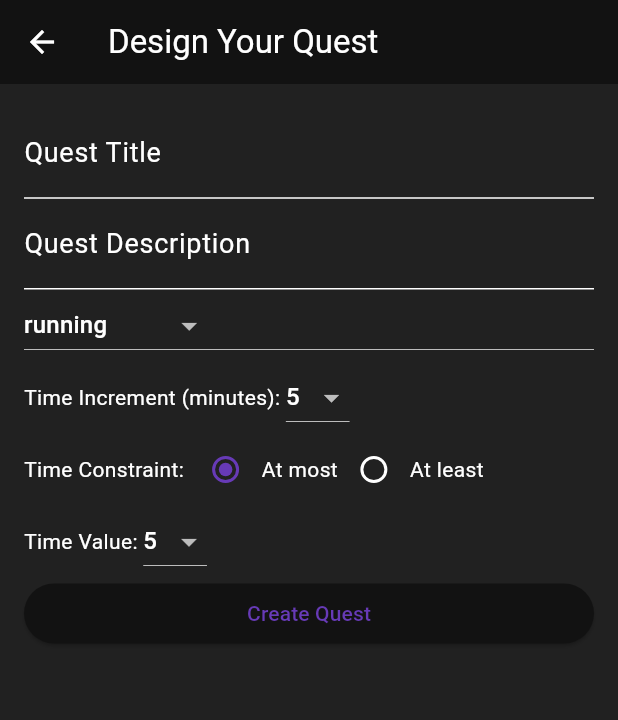
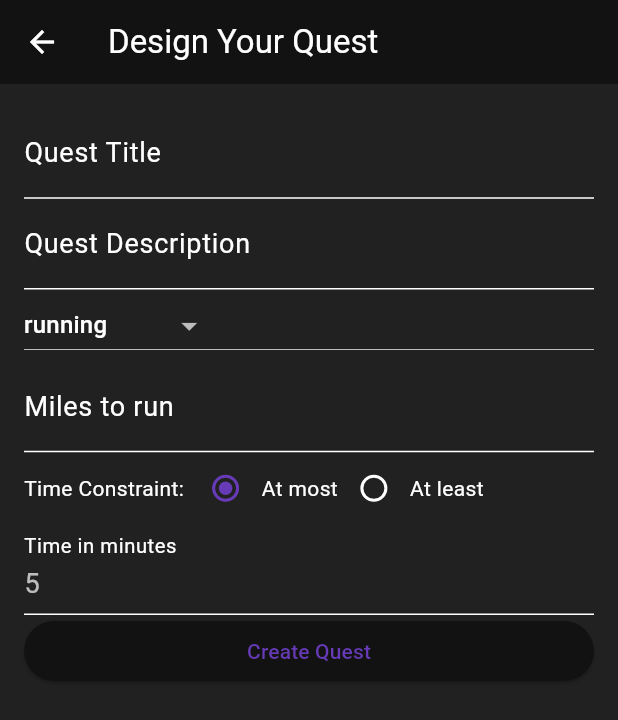
Before and after one commit to awxlong/duolympix, a Flutter app: the QuestDesignScreen screen opened directly, on a phone screen of 412 x 824 dp. Shown: the top 720 px of the screen. Run offline on Flutter 3.47's test engine with Material 3 defaults, Android fonts, the phone set to English and light mode, and no system bars; our stand-ins replace dartz, equatable, floor, geolocator, get_it, injectable and 3 more; accounts and stored records are empty; generated files the repository leaves out were written again.

Commit message:
first comments

```diff
--- a/lib/features/quest_design_screen.dart
+++ b/lib/features/quest_design_screen.dart
@@ -14,9 +14,9 @@ class _QuestDesignScreenState extends State<QuestDesignScreen> {
   final TextEditingController _titleController = TextEditingController();
   final TextEditingController _descriptionController = TextEditingController();
   QuestType _selectedType = QuestType.running;
-  int _timeIncrement = 5;
+  final TextEditingController _timeValueController = TextEditingController(text: '5');
   bool _isUpperBound = true;
-  int _timeValue = 5;
+  final TextEditingController _distanceController = TextEditingController();
 
   @override
   Widget build(BuildContext context) {
@@ -49,25 +49,12 @@ class _QuestDesignScreenState extends State<QuestDesignScreen> {
                 );
               }).toList(),
             ),
-            Row(
-              children: [
-                const Text('Time Increment (minutes): '),
-                DropdownButton<int>(
-                  value: _timeIncrement,
-                  onChanged: (newValue) {
-                    setState(() {
-                      _timeIncrement = newValue!;
-                    });
-                  },
-                  items: [5, 10, 15].map((increment) {
-                    return DropdownMenuItem<int>(
-                      value: increment,
-                      child: Text('$increment'),
-                    );
-                  }).toList(),
-                ),
-              ],
-            ),
+            if (_selectedType == QuestType.running)
+              TextField(
+                controller: _distanceController,
+                keyboardType: TextInputType.number,
+                decoration: const InputDecoration(labelText: 'Miles to run'),
+              ),
             Row(
               children: [
                 const Text('Time Constraint: '),
@@ -93,25 +80,10 @@ class _QuestDesignScreenState extends State<QuestDesignScreen> {
                 const Text('At least'),
               ],
             ),
-            Row(
-              children: [
-                const Text('Time Value: '),
-                DropdownButton<int>(
-                  value: _timeValue,
-                  onChanged: (newValue) {
-                    setState(() {
-                      _timeValue = newValue!;
-                    });
-                  },
-                  items: List.generate(60 ~/ _timeIncrement, (index) => (index + 1) * _timeIncrement)
-                     .map((value) {
-                    return DropdownMenuItem<int>(
-                      value: value,
-                      child: Text('$value'),
-                    );
-                  }).toList(),
-                ),
-              ],
+            TextField(
+              controller: _timeValueController,
+              keyboardType: TextInputType.number,
+              decoration: const InputDecoration(labelText: 'Time in minutes'),
             ),
             ElevatedButton(
               onPressed: () {
@@ -131,10 +103,14 @@ class _QuestDesignScreenState extends State<QuestDesignScreen> {
     final title = _titleController.text;
     final description = _descriptionController.text;
     final type = _selectedType;
-    final duration = Duration(minutes: _timeValue);
+    final timeValue = int.tryParse(_timeValueController.text) ?? 5;
+    final duration = Duration(minutes: timeValue);
     final minDuration = _isUpperBound ? null : duration;
     final maxDuration = _isUpperBound ? duration : null;
     final xpReward = _calculateXpReward(type, duration);
+    final distance = _selectedType == QuestType.running
+       ? double.tryParse(_distanceController.text)
+        : null;
 
     final newQuest = Quest(
       id: id,
@@ -143,6 +119,7 @@ class _QuestDesignScreenState extends State<QuestDesignScreen> {
       type: type,
       minDuration: minDuration,
       maxDuration: maxDuration,
+      targetDistance: distance,
       icon: _getIconForType(type),
       xpReward: xpReward,
     );
```
Also changed, not shown: lib/features/quest_detail_screen.dart (+107 -107 lines), lib/main.dart (+14 -1 lines), lib/global_data/database/app_database.g.dart.
